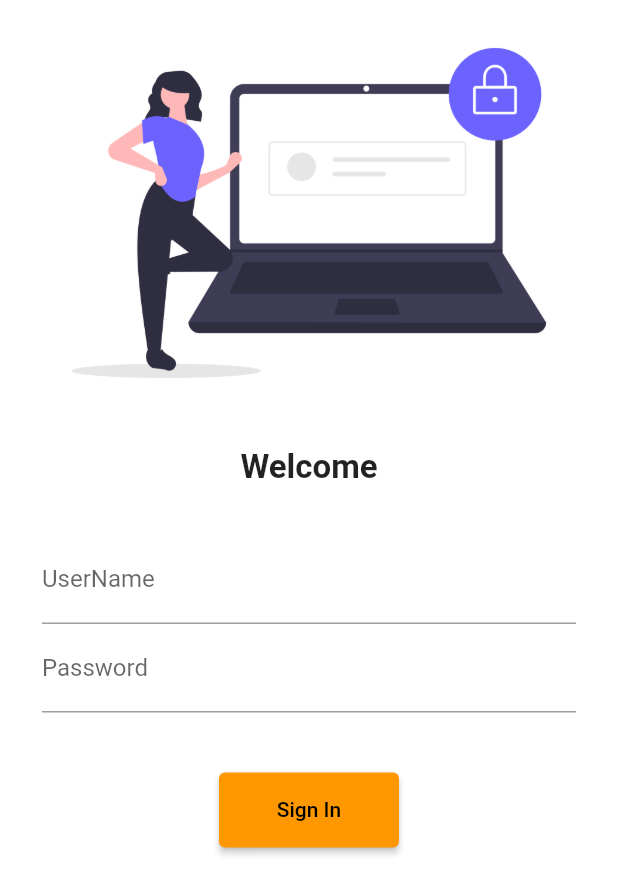
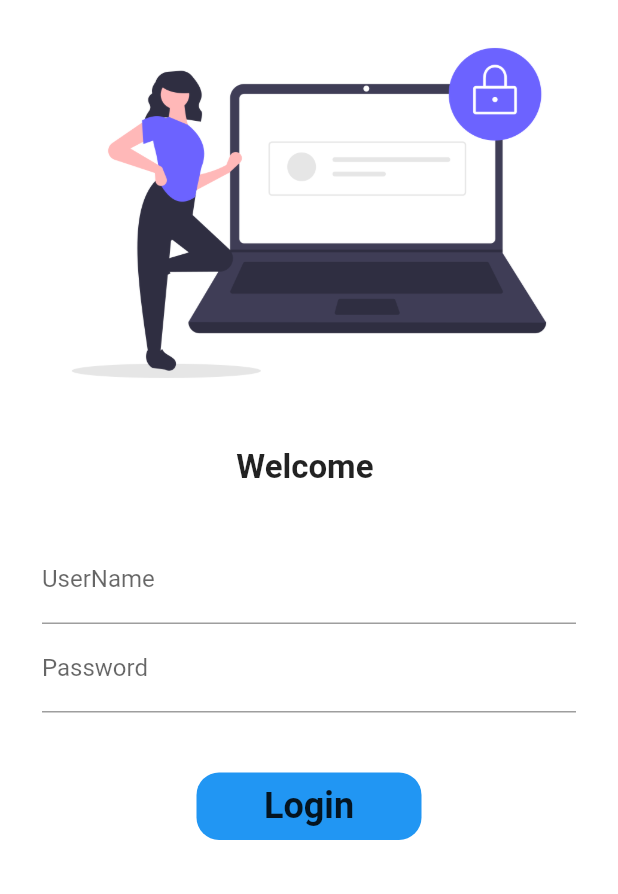
Before and after one commit to kitkat730/Flutter_30Days_Of_Code, a Flutter app: the screen it shows after launch, on a phone screen of 412 x 824 dp. Shown: the top 894 px of the screen. Run offline on Flutter 3.47's test engine with Material 2 defaults, Android fonts, the phone set to English and light mode, and no system bars.

Commit message:
Learned about Stateful Widget, Animation

```diff
--- a/lib/pages/login.dart
+++ b/lib/pages/login.dart
@@ -1,7 +1,14 @@
 import 'package:flutter/material.dart';
 import 'package:flutter_application_1/utils/Routes.dart';
 
-class LoginPage extends StatelessWidget {
+class LoginPage extends StatefulWidget {
+  @override
+  State<LoginPage> createState() => _LoginPageState();
+}
+
+class _LoginPageState extends State<LoginPage> {
+  String name = "";
+  bool bChangeState = false;
   @override
   Widget build(BuildContext context) {
     return Material(
@@ -14,7 +21,7 @@ class LoginPage extends StatelessWidget {
                 height: 15,
                 //child: Text("ssg"),
               ),
-              Text("Welcome",
+              Text("Welcome $name",
                   style: TextStyle(
                     fontWeight: FontWeight.bold,
                     fontSize: 22,
@@ -23,13 +30,17 @@ class LoginPage extends StatelessWidget {
                 height: 12,
               ),
               Padding(
-                padding:
-                    const EdgeInsets.symmetric(vertical: 20.0, horizontal: 28.0),
+                padding: const EdgeInsets.symmetric(
+                    vertical: 20.0, horizontal: 28.0),
                 child: Column(
                   children: [
                     TextFormField(
                       decoration: InputDecoration(
                           hintText: "Enter User Name", labelText: "UserName"),
+                      onChanged: (String str) {
+                        name = str;
+                        setState(() {});
+                      },
                     ),
                     TextFormField(
                       decoration: InputDecoration(
@@ -39,10 +50,38 @@ class LoginPage extends StatelessWidget {
                     SizedBox(
                       height: 40,
                     ),
-                    ElevatedButton(
-                        style: TextButton.styleFrom(minimumSize: Size(120, 50)),
-                        onPressed: () { Navigator.pushNamed(context, MyRoutes.HomeRoute);},
-                        child: Text("Sign In")),
+                    InkWell(
+                      onTap: () async {
+                        setState(() {
+                          bChangeState = true;
+                        });
+                        await Future.delayed(Duration(seconds: 1));
+                        Navigator.pushNamed(context, MyRoutes.HomeRoute);
+                      },
+                      child: AnimatedContainer(
+                          duration: Duration(seconds: 1),
+                          height: 45,
+                          width: bChangeState ? 50 : 150,
+                          child: bChangeState
+                              ? Icon(Icons.done, color: Colors.white)
+                              : Text(
+                                  "Login",
+                                  style: TextStyle(
+                                      fontWeight: FontWeight.bold,
+                                      fontSize: 24),
+                                ),
+                          alignment: Alignment.center,
+                          decoration: BoxDecoration(
+                            borderRadius:
+                                BorderRadius.circular(bChangeState ? 40 : 15),
+                            color: Colors.blue,
+                          )),
+                    )
+                    // ElevatedButton(
+                    //     style: TextButton.styleFrom(minimumSize: Size(120, 50)),
+                    //     onPressed: () { Navigator.pushNamed(context, MyRoutes.HomeRoute);},
+                    //     child: Text("Sign In")
+                    //     ),
                   ],
                 ),
               ),
```
